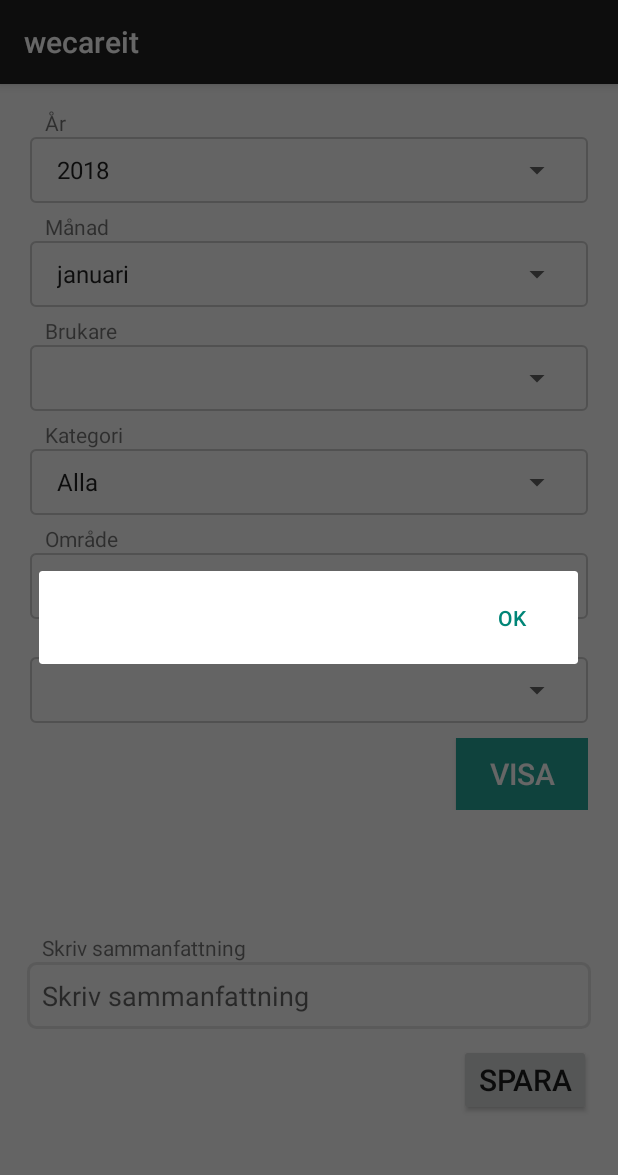
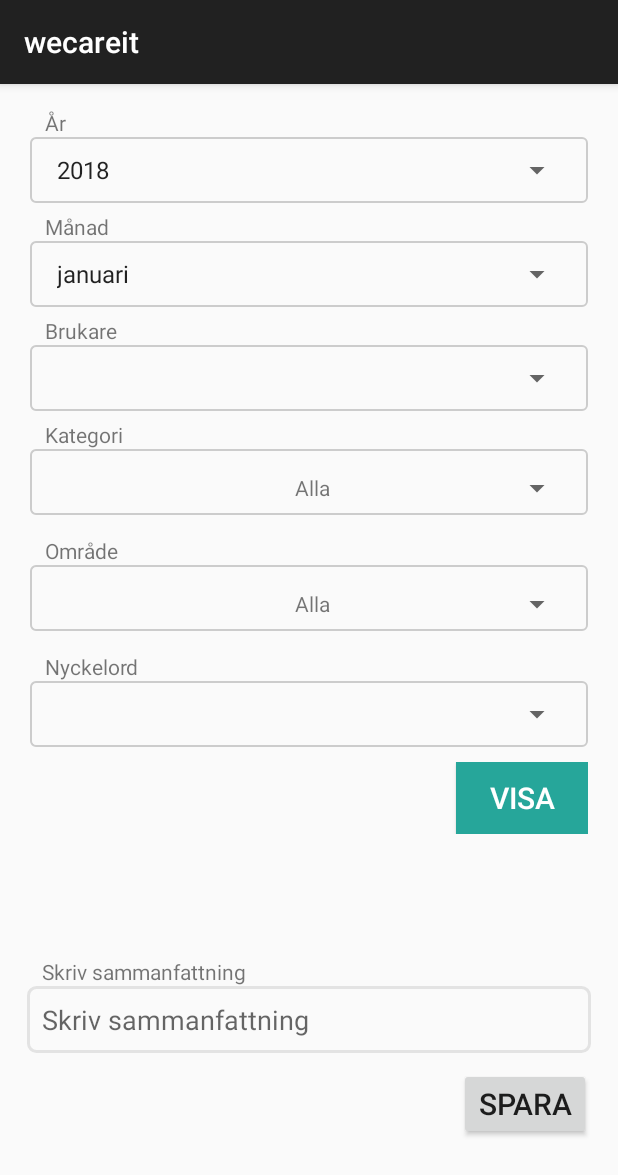
Before and after one commit to kpstar/WeCareIt-Android-, an Android app: the fragment MonthlySummeryFragment shown on its own in the app's theme, after a tap on an icon or button, on a phone screen of 412 x 824 dp. Shown: the top 1175 px of the screen. Run offline under Robolectric (Android 15) with nearby library versions, the phone set to English and light mode, and no system bars.

Commit message:
Update multiSpinner

```diff
--- a/app/src/main/java/com/wecareit/MultiSpinner.java
+++ b/app/src/main/java/com/wecareit/MultiSpinner.java
@@ -2,11 +2,14 @@ package com.wecareit;
 
 import android.content.Context;
 import android.content.DialogInterface;
-import android.support.v7.app.AlertDialog;
 import android.util.AttributeSet;
 import android.widget.ArrayAdapter;
 import android.widget.Spinner;
 
+import com.wecareit.adapter.SpinnerAdapter;
+import com.wecareit.model.Spinners;
+
+import java.util.ArrayList;
 import java.util.List;
 
 public class MultiSpinner extends Spinner implements
@@ -65,38 +68,66 @@ public class MultiSpinner extends Spinner implements
         listener.onItemsSelected(selected);
     }
 
-    @Override
-    public boolean performClick() {
-        AlertDialog.Builder builder = new AlertDialog.Builder(getContext());
-        builder.setMultiChoiceItems(
-                items.toArray(new CharSequence[items.size()]), selected, this);
-        builder.setPositiveButton(android.R.string.ok,
-                new DialogInterface.OnClickListener() {
+//    @Override
+//    public boolean performClick() {
+//        AlertDialog.Builder builder = new AlertDialog.Builder(getContext());
+//        builder.setMultiChoiceItems(
+//                items.toArray(new CharSequence[items.size()]), selected, this);
+//        builder.setPositiveButton(android.R.string.ok,
+//                new DialogInterface.OnClickListener() {
+//
+//                    @Override
+//                    public void onClick(DialogInterface dialog, int which) {
+//                        dialog.cancel();
+//                    }
+//                });
+//        builder.setOnCancelListener(this);
+//        builder.show();
+//        return true;
+//    }
 
-                    @Override
-                    public void onClick(DialogInterface dialog, int which) {
-                        dialog.cancel();
-                    }
-                });
-        builder.setOnCancelListener(this);
-        builder.show();
-        return true;
-    }
+//    public void setItems(List<String> items, String allText,
+//                         MultiSpinnerListener listener) {
+//        this.items = items;
+//        this.defaultText = allText;
+//        this.listener = listener;
+//
+//        // all unselected by default
+//        selected = new boolean[items.size()];
+//        for (int i = 0; i < selected.length; i++)
+//            selected[i] = true;
+//
+//        // all text on the spinner
+//        ArrayAdapter<String> adapter = new ArrayAdapter<String>(getContext(), android.R.layout.simple_spinner_item, new String[] { allText });
+//        setAdapter(adapter);
+//    }
 
-    public void setItems(List<String> items, String allText,
-                         MultiSpinnerListener listener) {
+    public void setItems(List<String> items, String allText, MultiSpinnerListener listener) {
         this.items = items;
         this.defaultText = allText;
         this.listener = listener;
 
-        // all unselected by default
+        // all selected by default
         selected = new boolean[items.size()];
         for (int i = 0; i < selected.length; i++)
             selected[i] = true;
 
         // all text on the spinner
-        ArrayAdapter<String> adapter = new ArrayAdapter<String>(getContext(), android.R.layout.simple_spinner_item, new String[] { allText });
-        setAdapter(adapter);
+//        ArrayAdapter<String> adapter = new ArrayAdapter<String>(getContext(), android.R.layout.simple_spinner_item, new String[] { allText });
+//        setAdapter(adapter);
+        ArrayList<Spinners> mItems = new ArrayList<Spinners>();
+        Spinners stateVO = new Spinners();
+        stateVO.setTitle(allText);
+        stateVO.setSelected(true);
+        mItems.add(stateVO);
+        for (int i = 0; i < items.size(); i++) {
+            stateVO = new Spinners();
+            stateVO.setTitle(items.get(i).toString());
+            stateVO.setSelected(true);
+            mItems.add(stateVO);
+        }
+        SpinnerAdapter myAdapter = new SpinnerAdapter(getContext(), 0, mItems);
+        setAdapter(myAdapter);
     }
 
     public List<String> getItems() {
--- a/app/src/main/res/layout/fragment_events.xml
+++ b/app/src/main/res/layout/fragment_events.xml
@@ -150,7 +150,7 @@
         <android.support.v7.widget.RecyclerView
             android:id="@+id/framgment_events_recyclerview"
             android:layout_width="match_parent"
-            android:layout_height="match_parent"
+            android:layout_height="wrap_content"
             android:layout_margin="@dimen/padding_6dp"
             >
         </android.support.v7.widget.RecyclerView>
--- a/app/src/main/res/layout/recyclerview_row_events.xml
+++ b/app/src/main/res/layout/recyclerview_row_events.xml
@@ -8,6 +8,7 @@
     <android.support.v7.widget.CardView
         android:layout_width="match_parent"
         android:layout_height="wrap_content"
+        android:layout_margin="@dimen/padding_10dp"
         android:padding="@dimen/padding_6dp" >
 
         <LinearLayout
```
Also changed, not shown: app/src/main/java/com/wecareit/viewholder/EventsViewHolder.java (+7 -2 lines).
